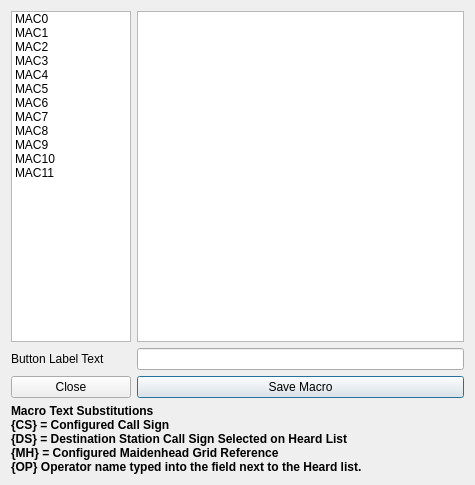
Before: the Qt Designer form macrodialog.ui in guitarpicva/RPiKeyerTerm, drawn with Qt 5.
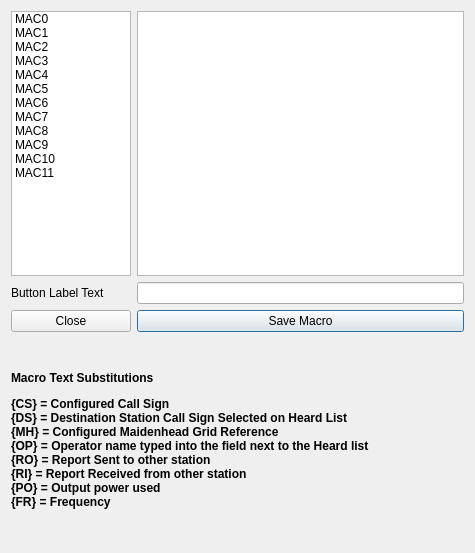
After: the same form once the commit is applied.

Commit message: upsize UI elements

```diff
--- a/macrodialog.ui
+++ b/macrodialog.ui
@@ -7,7 +7,7 @@
     <x>0</x>
     <y>0</y>
     <width>475</width>
-    <height>485</height>
+    <height>553</height>
    </rect>
   </property>
   <property name="windowTitle">
@@ -15,10 +15,35 @@
   </property>
   <layout class="QGridLayout" name="gridLayout">
    <item row="0" column="1">
-    <widget class="QPlainTextEdit" name="macroTextEdit"/>
+    <widget class="QPlainTextEdit" name="macroTextEdit">
+     <property name="sizePolicy">
+      <sizepolicy hsizetype="Expanding" vsizetype="Fixed">
+       <horstretch>0</horstretch>
+       <verstretch>0</verstretch>
+      </sizepolicy>
+     </property>
+     <property name="minimumSize">
+      <size>
+       <width>0</width>
+       <height>265</height>
+      </size>
+     </property>
+    </widget>
    </item>
    <item row="0" column="0">
     <widget class="QListWidget" name="macroListWidget">
+     <property name="sizePolicy">
+      <sizepolicy hsizetype="Expanding" vsizetype="Fixed">
+       <horstretch>0</horstretch>
+       <verstretch>0</verstretch>
+      </sizepolicy>
+     </property>
+     <property name="minimumSize">
+      <size>
+       <width>0</width>
+       <height>265</height>
+      </size>
+     </property>
      <property name="maximumSize">
       <size>
        <width>120</width>
@@ -119,11 +144,7 @@
       </font>
      </property>
      <property name="text">
-      <string>Macro Text Substitutions
-{CS} = Configured Call Sign
-{DS} = Destination Station Call Sign Selected on Heard List
-{MH} = Configured Maidenhead Grid Reference
-{OP} Operator name typed into the field next to the Heard list.</string>
+      <string>&lt;html&gt;&lt;head/&gt;&lt;body&gt;&lt;p&gt;Macro Text Substitutions&lt;/p&gt;&lt;p&gt;{CS} = Configured Call Sign&lt;br/&gt;{DS} = Destination Station Call Sign Selected on Heard List&lt;br/&gt;{MH} = Configured Maidenhead Grid Reference&lt;br/&gt;{OP} = Operator name typed into the field next to the Heard list&lt;br/&gt;{RO} = Report Sent to other station&lt;br/&gt;{RI} = Report Received from other station&lt;br/&gt;{PO} = Output power used&lt;br/&gt;{FR} = Frequency&lt;/p&gt;&lt;/body&gt;&lt;/html&gt;</string>
      </property>
      <property name="wordWrap">
       <bool>true</bool>
```
The commit also changes 5 other files.
